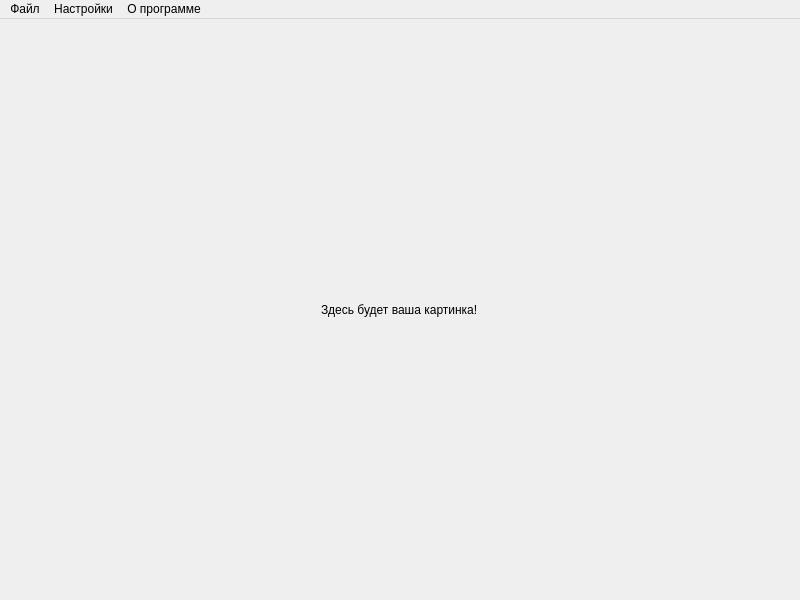
Old version of the form mainwindow.ui in the repository perforator-coder/spic---Simple-Picture-viwer.
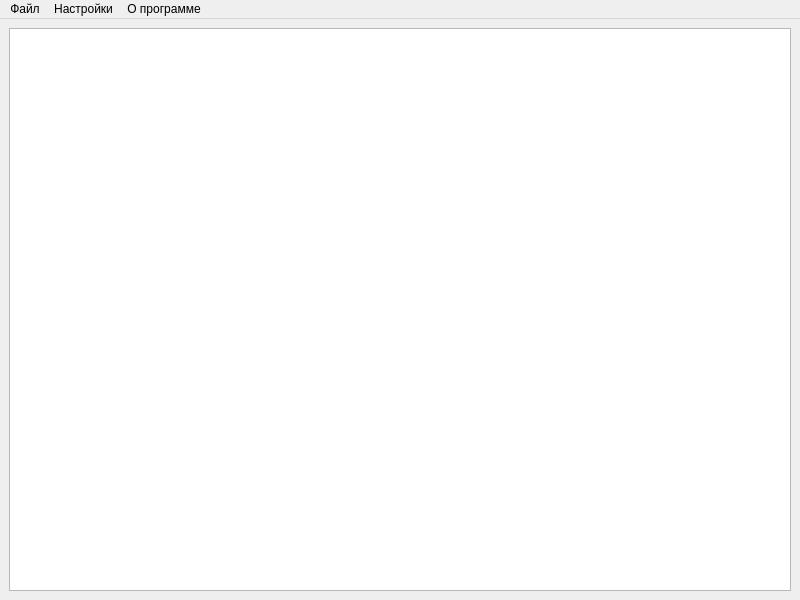
New version of the form.

Commit message: Замена Qlable на QGraficsViwer, добавлена маштобирование под окно

Patch:
```diff
--- a/mainwindow.ui
+++ b/mainwindow.ui
@@ -15,10 +15,10 @@
   </property>
   <widget class="QWidget" name="centralwidget">
    <layout class="QGridLayout" name="gridLayout">
-    <item row="0" column="0" alignment="Qt::AlignmentFlag::AlignHCenter">
-     <widget class="QLabel" name="picture">
-      <property name="text">
-       <string>Здесь будет ваша картинка!</string>
+    <item row="0" column="0">
+     <widget class="QGraphicsView" name="picture">
+      <property name="resizeAnchor">
+       <enum>QGraphicsView::ViewportAnchor::AnchorViewCenter</enum>
       </property>
      </widget>
     </item>
```
The commit also changes 2 other files.
